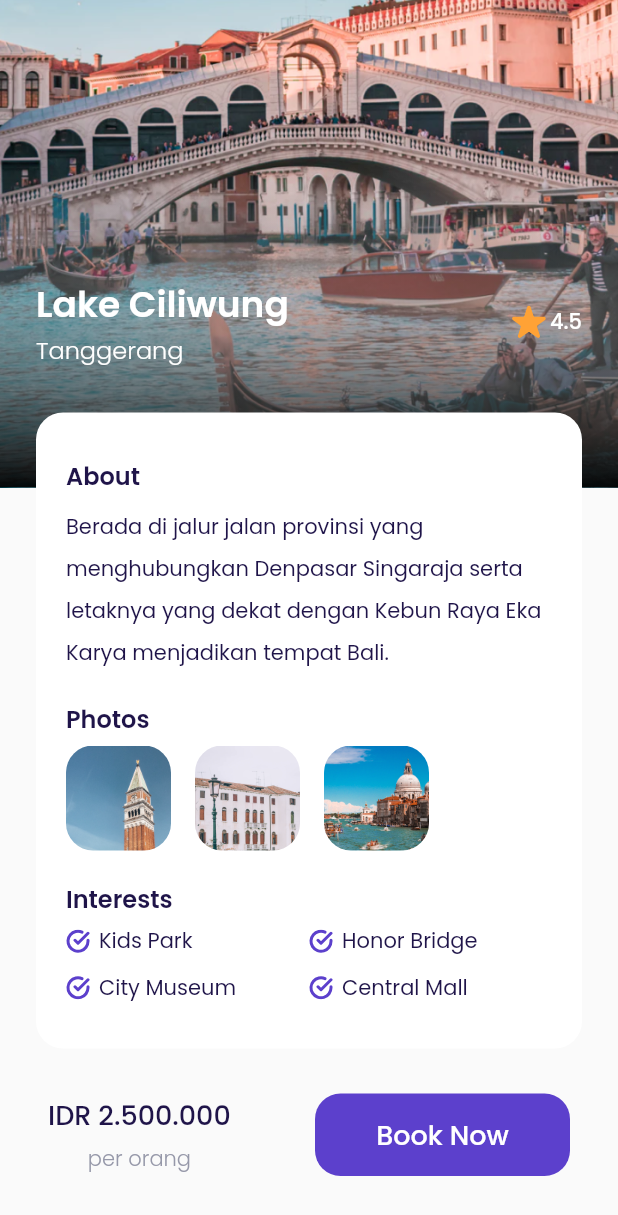
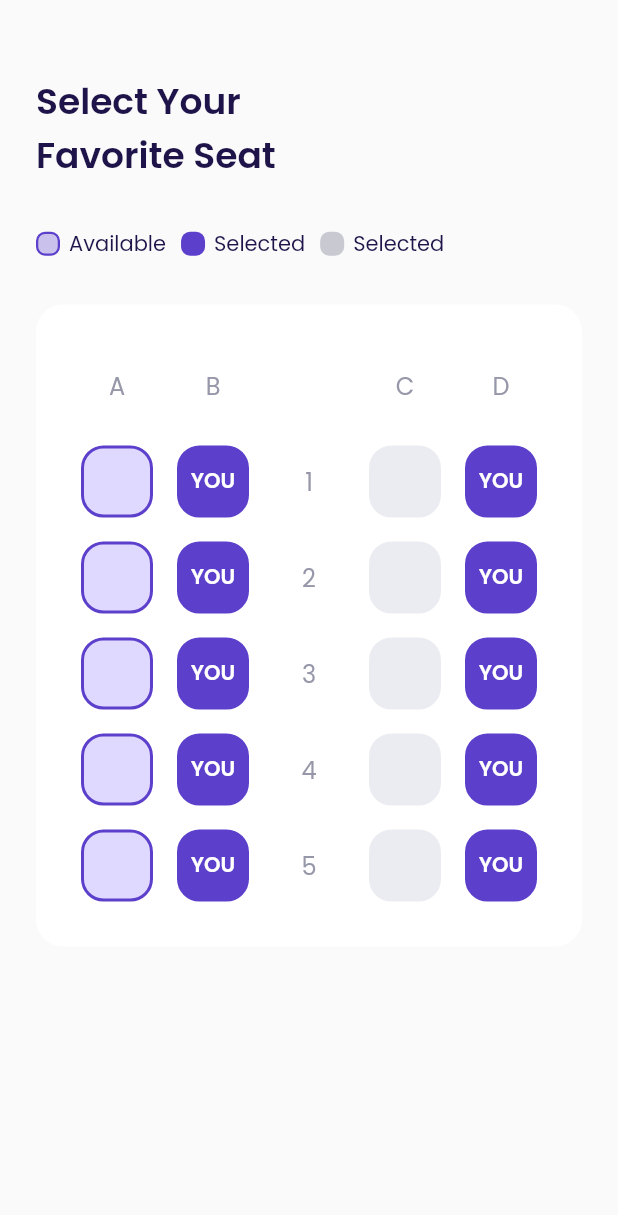
Before and after one commit to iqbalnurhaq/plane-flutter, a Flutter app: the DetailPage screen opened directly, scrolled down 125 dp, after a tap on "Book Now", on a phone screen of 412 x 824 dp. Shown: the top 1215 px of the screen. Run offline on Flutter 3.47's test engine with Material 2 defaults, Android fonts, the phone set to English and light mode, and no system bars; our stand-ins replace flutter_svg, google_fonts; missing offline and left inert: dart:ffi.

Commit message:
Seat Item

```diff
--- a/lib/shared/theme.dart
+++ b/lib/shared/theme.dart
@@ -13,6 +13,8 @@ Color kRedColor = Color(0xffEB70A5);
 Color kBackgroundColor = Color(0xffFAFAFA);
 Color kInactiveColor = Color(0xffDBD7EC);
 Color kTransparentColor = Colors.transparent;
+Color kAvailableColor = Color(0xffE0D9FF);
+Color kUnavailableColor = Color(0xffEBECF1);
 
 TextStyle blackTextStyle = GoogleFonts.poppins(color: kBlackColor);
 
--- /dev/null
+++ b/lib/ui/pages/choose_seat_page.dart
@@ -0,0 +1,293 @@
+import 'package:airplane/shared/theme.dart';
+import 'package:airplane/ui/widgets/seat_item.dart';
+import 'package:flutter/material.dart';
+
+class ChooseSeatPage extends StatelessWidget {
+  const ChooseSeatPage({super.key});
+
+  @override
+  Widget build(BuildContext context) {
+    Widget title() {
+      return Container(
+        margin: EdgeInsets.only(top: 50),
+        child: Text(
+          'Select Your\nFavorite Seat',
+          style: blackTextStyle.copyWith(
+            fontSize: 24,
+            fontWeight: semiBold,
+          ),
+        ),
+      );
+    }
+
+    Widget seatStatus() {
+      return Container(
+        margin: EdgeInsets.only(top: 30),
+        child: Row(
+          children: [
+            // Available
+            Container(
+              width: 16,
+              height: 16,
+              margin: EdgeInsets.only(right: 6),
+              decoration: BoxDecoration(
+                color: kPrimaryColor.withOpacity(0.3),
+                borderRadius: BorderRadius.circular(6),
+                border: Border.all(
+                  color: kPrimaryColor,
+                  width: 1.5,
+                ),
+              ),
+            ),
+            Text(
+              'Available',
+              style: blackTextStyle,
+            ),
+            // Selected
+            Container(
+              width: 16,
+              height: 16,
+              margin: EdgeInsets.only(left: 10, right: 6),
+              decoration: BoxDecoration(
+                color: kPrimaryColor,
+                borderRadius: BorderRadius.circular(6),
+              ),
+            ),
+            Text(
+              'Selected',
+              style: blackTextStyle,
+            ),
+            // Unavailable
+            Container(
+              width: 16,
+              height: 16,
+              margin: EdgeInsets.only(left: 10, right: 6),
+              decoration: BoxDecoration(
+                color: kGrayColor.withOpacity(0.5),
+                borderRadius: BorderRadius.circular(6),
+              ),
+            ),
+            Text(
+              'Selected',
+              style: blackTextStyle,
+            ),
+          ],
+        ),
+      );
+    }
+
+    Widget selectSeat() {
+      return Container(
+        width: double.infinity,
+        margin: EdgeInsets.only(top: 30),
+        padding: EdgeInsets.symmetric(
+          horizontal: 22,
+          vertical: 30,
+        ),
+        decoration: BoxDecoration(
+          borderRadius: BorderRadius.circular(18),
+          color: kWhiteColor,
+        ),
+        child: Column(
+          children: [
+            Row(
+              mainAxisAlignment: MainAxisAlignment.spaceAround,
+              children: [
+                Container(
+                  width: 48,
+                  height: 48,
+                  child: Center(
+                    child: Text(
+                      'A',
+                      style: grayTextStyle.copyWith(
+                        fontSize: 16,
+                      ),
+                    ),
+                  ),
+                ),
+                Container(
+                  width: 48,
+                  height: 48,
+                  child: Center(
+                    child: Text(
+                      'B',
+                      style: grayTextStyle.copyWith(
+                        fontSize: 16,
+                      ),
+                    ),
+                  ),
+                ),
+                Container(
+                  width: 48,
+                  height: 48,
+                  child: Center(
+                    child: Text(
+                      '',
+                      style: grayTextStyle.copyWith(
+                        fontSize: 16,
+                      ),
+                    ),
+                  ),
+                ),
+                Container(
+                  width: 48,
+                  height: 48,
+                  child: Center(
+                    child: Text(
+                      'C',
+                      style: grayTextStyle.copyWith(
+                        fontSize: 16,
+                      ),
+                    ),
+                  ),
+                ),
+                Container(
+                  width: 48,
+                  height: 48,
+                  child: Center(
+                    child: Text(
+                      'D',
+                      style: grayTextStyle.copyWith(
+                        fontSize: 16,
+                      ),
+                    ),
+                  ),
+                ),
+              ],
+            ),
+
+            // SEAT 1
+            Container(
+              margin: EdgeInsets.only(top: 16),
+              child: Row(
+                mainAxisAlignment: MainAxisAlignment.spaceAround,
+                children: [
+                  SeatItem(status: 0),
+                  SeatItem(status: 1),
+                  Container(
+                    width: 48,
+                    height: 48,
+                    child: Center(
+                      child: Text(
+                        '1',
+                        style: grayTextStyle.copyWith(fontSize: 16),
+                      ),
+                    ),
+                  ),
+                  SeatItem(status: 2),
+                  SeatItem(status: 1),
+                ],
+              ),
+            ),
+            // SEAT 2
+            Container(
+              margin: EdgeInsets.only(top: 16),
+              child: Row(
+                mainAxisAlignment: MainAxisAlignment.spaceAround,
+                children: [
+                  SeatItem(status: 0),
+                  SeatItem(status: 1),
+                  Container(
+                    width: 48,
+                    height: 48,
+                    child: Center(
+                      child: Text(
+                        '2',
+                        style: grayTextStyle.copyWith(fontSize: 16),
+                      ),
+                    ),
+                  ),
+                  SeatItem(status: 2),
+                  SeatItem(status: 1),
+                ],
+              ),
+            ),
+            // SEAT 3
+            Container(
+              margin: EdgeInsets.only(top: 16),
+              child: Row(
+                mainAxisAlignment: MainAxisAlignment.spaceAround,
+                children: [
+                  SeatItem(status: 0),
+                  SeatItem(status: 1),
+                  Container(
+                    width: 48,
+                    height: 48,
+                    child: Center(
+                      child: Text(
+                        '3',
+                        style: grayTextStyle.copyWith(fontSize: 16),
+                      ),
+                    ),
+                  ),
+                  SeatItem(status: 2),
+                  SeatItem(status: 1),
+                ],
+              ),
+            ),
+            // SEAT 4
+            Container(
+              margin: EdgeInsets.only(top: 16),
+              child: Row(
+                mainAxisAlignment: MainAxisAlignment.spaceAround,
+                children: [
+                  SeatItem(status: 0),
+                  SeatItem(status: 1),
+                  Container(
+                    width: 48,
+                    height: 48,
+                    child: Center(
+                      child: Text(
+                        '4',
+                        style: grayTextStyle.copyWith(fontSize: 16),
+                      ),
+                    ),
+                  ),
+                  SeatItem(status: 2),
+                  SeatItem(status: 1),
+                ],
+              ),
+            ),
+            // SEAT 5
+            Container(
+              margin: EdgeInsets.only(top: 16),
+              child: Row(
+                mainAxisAlignment: MainAxisAlignment.spaceAround,
+                children: [
+                  SeatItem(status: 0),
+                  SeatItem(status: 1),
+                  Container(
+                    width: 48,
+                    height: 48,
+                    child: Center(
+                      child: Text(
+                        '5',
+                        style: grayTextStyle.copyWith(fontSize: 16),
+                      ),
+                    ),
+                  ),
+                  SeatItem(status: 2),
+                  SeatItem(status: 1),
+                ],
+              ),
+            )
+          ],
+        ),
+      );
+    }
+
+    return Scaffold(
+      backgroundColor: kBackgroundColor,
+      body: ListView(
+        padding: EdgeInsets.symmetric(
+          horizontal: 24,
+        ),
+        children: [
+          title(),
+          seatStatus(),
+          selectSeat(),
+        ],
+      ),
+    );
+  }
+}
--- a/lib/ui/pages/detail_page.dart
+++ b/lib/ui/pages/detail_page.dart
@@ -1,4 +1,5 @@
 import 'package:airplane/shared/theme.dart';
+import 'package:airplane/ui/pages/choose_seat_page.dart';
 import 'package:airplane/ui/widgets/custom_button.dart';
 import 'package:airplane/ui/widgets/interest_item.dart';
 import 'package:airplane/ui/widgets/photo_item.dart';
@@ -222,13 +223,19 @@ class DetailPage extends StatelessWidget {
                   //Book
                   CustomButton(
                     title: 'Book Now',
-                    onPressed: () {},
+                    onPressed: () {
+                      Navigator.push(
+                        context,
+                        MaterialPageRoute(
+                          builder: (context) => ChooseSeatPage(),
+                        ),
+                      );
+                    },
                     width: 170,
                   )
                 ],
               ),
             ),
-
             SizedBox(
               height: 40,
             )
--- /dev/null
+++ b/lib/ui/widgets/seat_item.dart
@@ -0,0 +1,74 @@
+import 'package:flutter/material.dart';
+import '../../shared/theme.dart';
+
+class SeatItem extends StatelessWidget {
+  final int status;
+  const SeatItem({
+    super.key,
+    required this.status,
+  });
+
+  @override
+  Widget build(BuildContext context) {
+    backgroundColor() {
+      switch (status) {
+        case 0:
+          return kAvailableColor;
+        case 1:
+          return kPrimaryColor;
+        case 2:
+          return kUnavailableColor;
+        default:
+          return kUnavailableColor;
+      }
+    }
+
+    borderColor() {
+      switch (status) {
+        case 0:
+          return kPrimaryColor;
+        case 1:
+          return kPrimaryColor;
+        case 2:
+          return kUnavailableColor;
+        default:
+          return kUnavailableColor;
+      }
+    }
+
+    child() {
+      switch (status) {
+        case 0:
+          return SizedBox();
+        case 1:
+          return Center(
+            child: Text(
+              'YOU',
+              style: whiteTextStyle.copyWith(
+                fontWeight: semiBold,
+              ),
+            ),
+          );
+        case 2:
+          return SizedBox();
+
+        default:
+          return SizedBox();
+      }
+    }
+
+    return Container(
+      width: 48,
+      height: 48,
+      decoration: BoxDecoration(
+        color: backgroundColor(),
+        borderRadius: BorderRadius.circular(15),
+        border: Border.all(
+          color: borderColor(),
+          width: 2,
+        ),
+      ),
+      child: child(),
+    );
+  }
+}
```
